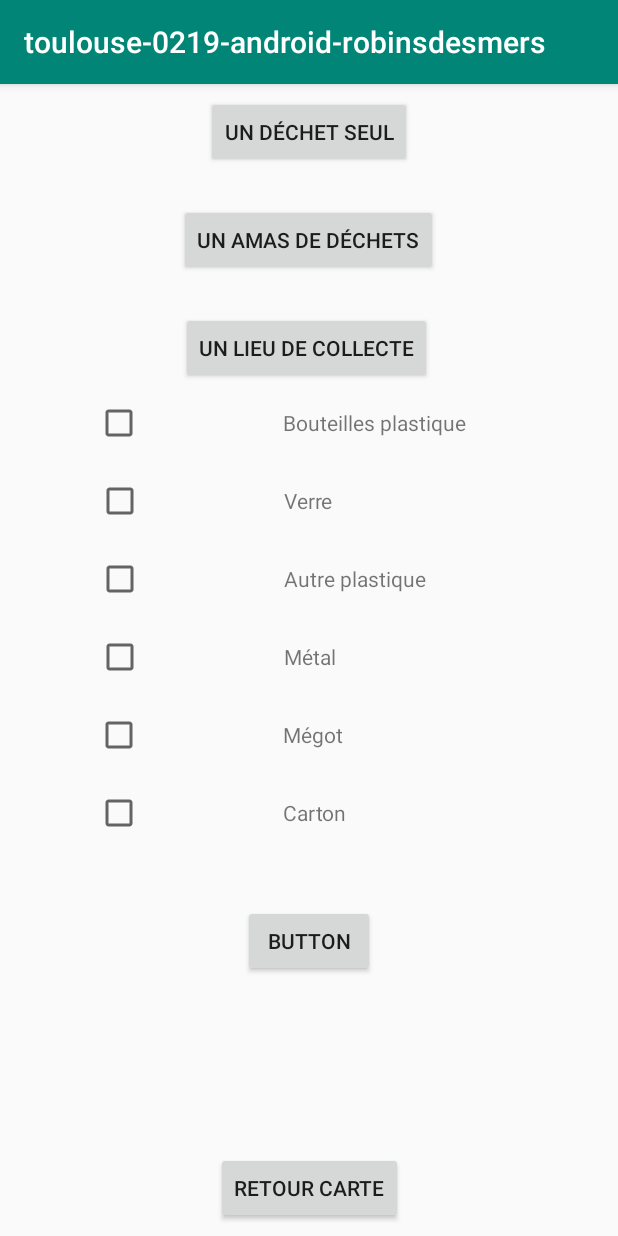
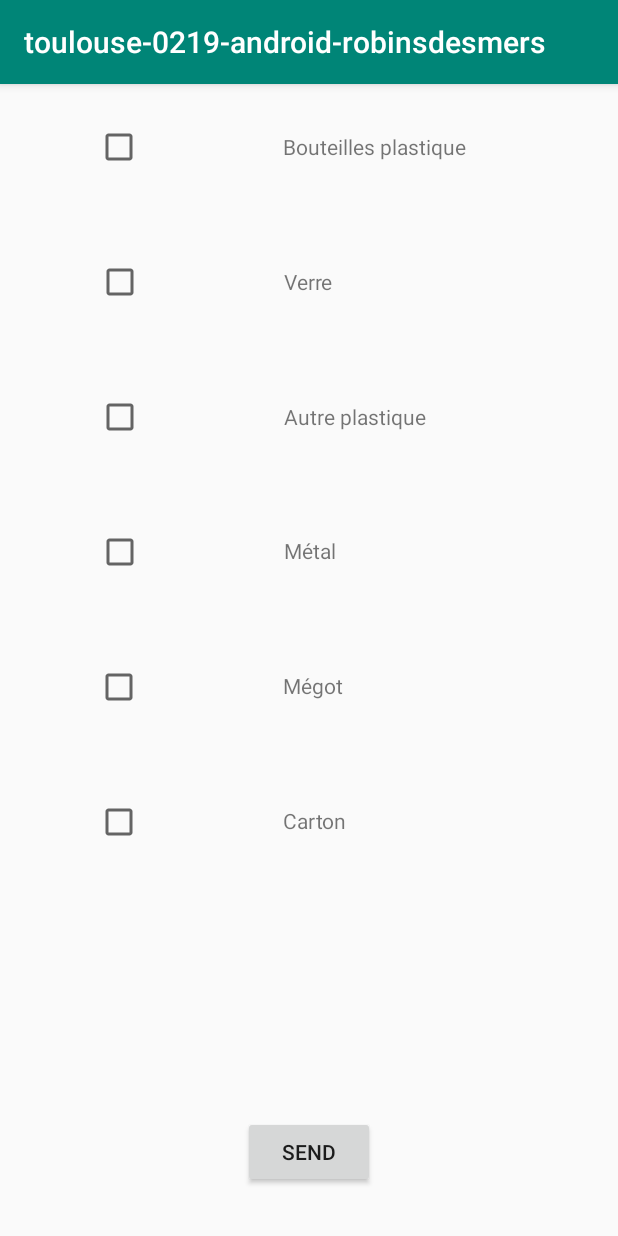
Before and after one commit to WildCodeSchool/toulouse-0219-android-robinsdesmers, an Android app: the RubbishInfos screen opened directly, with no data from a screen before it, on a phone screen of 412 x 824 dp. Run offline under Robolectric (Android 15) with nearby library versions, the phone set to English and light mode, and no system bars; our stand-ins replace Firebase (no records; nobody signed in at launch, a user with empty details on screens opened directly).

Commit message:
InfoRubbish

```diff
--- a/app/src/main/java/fr/wildcodeschool/robinsdesmers/RubbishInfo.java
+++ b/app/src/main/java/fr/wildcodeschool/robinsdesmers/RubbishInfos.java
@@ -10,39 +10,34 @@ import android.widget.CheckBox;
 import com.google.firebase.database.DatabaseReference;
 import com.google.firebase.database.FirebaseDatabase;
 
-public class RubbishInfo extends AppCompatActivity {
+public class RubbishInfos extends AppCompatActivity {
 
     @Override
     protected void onCreate(Bundle savedInstanceState) {
         super.onCreate(savedInstanceState);
-        setContentView(R.layout.activity_rubbish_info);
+        setContentView(R.layout.activity_rubbish_infos);
 
-        Button buttonD = findViewById(R.id.btDéchetSeul);
-        Button buttonA = findViewById(R.id.btAmas);
-        Button buttonC = findViewById(R.id.btLieu);
+        Intent intent = getIntent();
+        final RubbishMarkers location = intent.getParcelableExtra("RubbishMarkers");
+
         CheckBox checkBoxB = findViewById(R.id.cbBouteille);
         CheckBox checkBoxC = findViewById(R.id.cbCarton);
         CheckBox checkBoxMa = findViewById(R.id.cbMetal);
         CheckBox checkBoxM = findViewById(R.id.cbMegot);
         CheckBox checkBoxP = findViewById(R.id.cbPlastique);
         CheckBox checkBoxV = findViewById(R.id.cbVerre);
-        Button buttonBack = findViewById(R.id.btBack);
         Button btSend = findViewById(R.id.btSend);
 
-
-        Intent intent = getIntent();
-        final RubbishMarkers location = intent.getParcelableExtra("locationMarkers");
-
-        checkBoxB.setOnClickListener(new View.OnClickListener() {
-            @Override
-            public void onClick(View v) {
-                location.setInfoSup("Bouteille seule");
-            }
-        });
         checkBoxC.setOnClickListener(new View.OnClickListener() {
             @Override
             public void onClick(View v) {
                 location.setInfoSup("Carton");
+            }
+        });
+        checkBoxB.setOnClickListener(new View.OnClickListener() {
+            @Override
+            public void onClick(View v) {
+                location.setInfoSup("Bouteille");
             }
         });
         checkBoxMa.setOnClickListener(new View.OnClickListener() {
@@ -69,40 +64,15 @@ public class RubbishInfo extends AppCompatActivity {
                 location.setInfoSup("Verre");
             }
         });
-
-        buttonD.setOnClickListener(new View.OnClickListener() {
-            @Override
-            public void onClick(View v) {
-                location.setInfoRubbish("Déchet seul");
-            }
-        });
-        buttonA.setOnClickListener(new View.OnClickListener() {
-            @Override
-            public void onClick(View v) {
-                location.setInfoRubbish("Amas de déchets");
-            }
-        });
-        buttonC.setOnClickListener(new View.OnClickListener() {
-            @Override
-            public void onClick(View v) {
-                location.setInfoRubbish("Point de collecte");
-            }
-        });
-        buttonBack.setOnClickListener(new View.OnClickListener() {
-            @Override
-            public void onClick(View v) {
-                Intent intent = new Intent(RubbishInfo.this,MapsActivity.class);
-                startActivity(intent);
-            }
-        });
         btSend.setOnClickListener(new View.OnClickListener() {
             @Override
             public void onClick(View v) {
+                Intent intent = new Intent(RubbishInfos.this,MapsActivity.class);
+                startActivity(intent);
                 FirebaseDatabase database = FirebaseDatabase.getInstance();
                 DatabaseReference markersRef = database.getReference("RubbishMarkers");
                 markersRef.push().setValue(location);
             }
         });
-
     }
 }
--- a/app/src/main/res/layout/activity_rubbish_info.xml
+++ b/app/src/main/res/layout/activity_rubbish_infos.xml
@@ -4,49 +4,7 @@
     xmlns:tools="http://schemas.android.com/tools"
     android:layout_width="match_parent"
     android:layout_height="match_parent"
-    tools:context=".RubbishInfo">
-
-    <Button
-        android:id="@+id/btDéchetSeul"
-        android:layout_width="wrap_content"
-        android:layout_height="wrap_content"
-        android:layout_marginStart="161dp"
-        android:layout_marginLeft="161dp"
-        android:layout_marginTop="8dp"
-        android:layout_marginEnd="162dp"
-        android:layout_marginRight="162dp"
-        android:text="@string/un_d_chet_seul"
-        app:layout_constraintEnd_toEndOf="parent"
-        app:layout_constraintStart_toStartOf="parent"
-        app:layout_constraintTop_toTopOf="parent" />
-
-    <Button
-        android:id="@+id/btAmas"
-        android:layout_width="wrap_content"
-        android:layout_height="wrap_content"
-        android:layout_marginStart="161dp"
-        android:layout_marginLeft="161dp"
-        android:layout_marginTop="24dp"
-        android:layout_marginEnd="162dp"
-        android:layout_marginRight="162dp"
-        android:text="@string/un_amas_de_d_chets"
-        app:layout_constraintEnd_toEndOf="parent"
-        app:layout_constraintStart_toStartOf="parent"
-        app:layout_constraintTop_toBottomOf="@+id/btDéchetSeul" />
-
-    <Button
-        android:id="@+id/btLieu"
-        android:layout_width="wrap_content"
-        android:layout_height="wrap_content"
-        android:layout_marginStart="160dp"
-        android:layout_marginLeft="160dp"
-        android:layout_marginTop="24dp"
-        android:layout_marginEnd="163dp"
-        android:layout_marginRight="163dp"
-        android:text="@string/un_lieu_de_collecte"
-        app:layout_constraintEnd_toEndOf="parent"
-        app:layout_constraintStart_toStartOf="parent"
-        app:layout_constraintTop_toBottomOf="@+id/btAmas" />
+    tools:context=".RubbishInfos">
 
     <CheckBox
         android:id="@+id/cbBouteille"
@@ -54,10 +12,10 @@
         android:layout_height="20dp"
         android:layout_marginStart="63dp"
         android:layout_marginLeft="63dp"
-        android:layout_marginTop="16dp"
+        android:layout_marginTop="32dp"
         android:text=""
         app:layout_constraintStart_toStartOf="parent"
-        app:layout_constraintTop_toBottomOf="@+id/btLieu" />
+        app:layout_constraintTop_toTopOf="parent" />
 
     <CheckBox
         android:id="@+id/cbVerre"
@@ -65,7 +23,7 @@
         android:layout_height="20dp"
         android:layout_marginStart="64dp"
         android:layout_marginLeft="64dp"
-        android:layout_marginTop="32dp"
+        android:layout_marginTop="70dp"
         android:text=""
         app:layout_constraintStart_toStartOf="parent"
         app:layout_constraintTop_toBottomOf="@+id/cbBouteille" />
@@ -76,7 +34,7 @@
         android:layout_height="20dp"
         android:layout_marginStart="64dp"
         android:layout_marginLeft="64dp"
-        android:layout_marginTop="32dp"
+        android:layout_marginTop="70dp"
         android:text=""
         app:layout_constraintStart_toStartOf="parent"
         app:layout_constraintTop_toBottomOf="@+id/cbVerre" />
@@ -87,7 +45,7 @@
         android:layout_height="20dp"
         android:layout_marginStart="64dp"
         android:layout_marginLeft="64dp"
-        android:layout_marginTop="32dp"
+        android:layout_marginTop="70dp"
         android:text=""
         app:layout_constraintStart_toStartOf="parent"
         app:layout_constraintTop_toBottomOf="@+id/cbPlastique" />
@@ -98,7 +56,7 @@
         android:layout_height="20dp"
         android:layout_marginStart="63dp"
         android:layout_marginLeft="63dp"
-        android:layout_marginTop="32dp"
+        android:layout_marginTop="70dp"
         android:text=""
         app:layout_constraintStart_toStartOf="parent"
         app:layout_constraintTop_toBottomOf="@+id/cbMetal" />
@@ -109,7 +67,7 @@
         android:layout_height="20dp"
         android:layout_marginStart="63dp"
         android:layout_marginLeft="63dp"
-        android:layout_marginTop="32dp"
+        android:layout_marginTop="70dp"
         android:text=""
         app:layout_constraintStart_toStartOf="parent"
         app:layout_constraintTop_toBottomOf="@+id/cbMegot" />
@@ -120,10 +78,10 @@
         android:layout_height="20dp"
         android:layout_marginStart="100dp"
         android:layout_marginLeft="100dp"
-        android:layout_marginTop="16dp"
+        android:layout_marginTop="32dp"
         android:text="@string/bouteilles_plastique"
         app:layout_constraintStart_toEndOf="@+id/cbBouteille"
-        app:layout_constraintTop_toBottomOf="@+id/btLieu" />
+        app:layout_constraintTop_toTopOf="parent" />
 
     <TextView
         android:id="@+id/textView2"
@@ -131,7 +89,7 @@
         android:layout_height="20dp"
         android:layout_marginStart="100dp"
         android:layout_marginLeft="100dp"
-        android:layout_marginTop="32dp"
+        android:layout_marginTop="70dp"
         android:text="@string/verre"
         app:layout_constraintStart_toEndOf="@+id/cbVerre"
         app:layout_constraintTop_toBottomOf="@+id/textView" />
@@ -142,7 +100,7 @@
         android:layout_height="20dp"
         android:layout_marginStart="100dp"
         android:layout_marginLeft="100dp"
-        android:layout_marginTop="32dp"
+        android:layout_marginTop="70dp"
         android:text="@string/autre_plastique"
         app:layout_constraintStart_toEndOf="@+id/cbPlastique"
         app:layout_constraintTop_toBottomOf="@+id/textView2" />
@@ -153,7 +111,7 @@
         android:layout_height="20dp"
         android:layout_marginStart="100dp"
         android:layout_marginLeft="100dp"
-        android:layout_marginTop="32dp"
+        android:layout_marginTop="69dp"
         android:text="@string/m_tal"
         app:layout_constraintStart_toEndOf="@+id/cbMetal"
         app:layout_constraintTop_toBottomOf="@+id/textView3" />
@@ -164,7 +122,7 @@
         android:layout_height="20dp"
         android:layout_marginStart="100dp"
         android:layout_marginLeft="100dp"
-        android:layout_marginTop="32dp"
+        android:layout_marginTop="70dp"
         android:text="@string/m_got"
         app:layout_constraintStart_toEndOf="@+id/cbMegot"
         app:layout_constraintTop_toBottomOf="@+id/textView4" />
@@ -175,24 +133,10 @@
         android:layout_height="20dp"
         android:layout_marginStart="100dp"
         android:layout_marginLeft="100dp"
-        android:layout_marginTop="32dp"
+        android:layout_marginTop="70dp"
         android:text="@string/carton"
         app:layout_constraintStart_toEndOf="@+id/cbCarton"
         app:layout_constraintTop_toBottomOf="@+id/textView5" />
-
-    <Button
-        android:id="@+id/btBack"
-        android:layout_width="wrap_content"
-        android:layout_height="wrap_content"
-        android:layout_marginStart="162dp"
-        android:layout_marginLeft="162dp"
-        android:layout_marginEnd="162dp"
-        android:layout_marginRight="162dp"
-        android:layout_marginBottom="8dp"
-        android:text="@string/retour_carte"
-        app:layout_constraintBottom_toBottomOf="parent"
-        app:layout_constraintEnd_toEndOf="parent"
-        app:layout_constraintStart_toStartOf="parent" />
 
     <Button
         android:id="@+id/btSend"
@@ -200,14 +144,12 @@
         android:layout_height="wrap_content"
         android:layout_marginStart="161dp"
         android:layout_marginLeft="161dp"
-        android:layout_marginTop="32dp"
         android:layout_marginEnd="162dp"
         android:layout_marginRight="162dp"
-        android:layout_marginBottom="98dp"
-        android:text="Button"
-        app:layout_constraintBottom_toTopOf="@+id/btBack"
+        android:layout_marginBottom="32dp"
+        android:text="Send"
+        app:layout_constraintBottom_toBottomOf="parent"
         app:layout_constraintEnd_toEndOf="parent"
-        app:layout_constraintStart_toStartOf="parent"
-        app:layout_constraintTop_toBottomOf="@+id/textView6" />
+        app:layout_constraintStart_toStartOf="parent" />
 
 </android.support.constraint.ConstraintLayout>
```
Also changed, not shown: app/src/main/AndroidManifest.xml (+5 -3 lines), app/src/main/java/fr/wildcodeschool/robinsdesmers/CollectPointInfos.java (added, +64 -0 lines), app/src/main/java/fr/wildcodeschool/robinsdesmers/MapsActivity.java (+3 -4 lines), app/src/main/java/fr/wildcodeschool/robinsdesmers/MarkerType.java (added, +59 -0 lines), app/src/main/java/fr/wildcodeschool/robinsdesmers/RubbishMultiInfos.java (added, +85 -0 lines), app/src/main/res/layout/activity_collect_point_infos.xml (added, +106 -0 lines), app/src/main/res/layout/activity_marker_type.xml (added, +69 -0 lines), app/src/main/res/layout/activity_rubbish_multi_infos.xml (added, +180 -0 lines).
